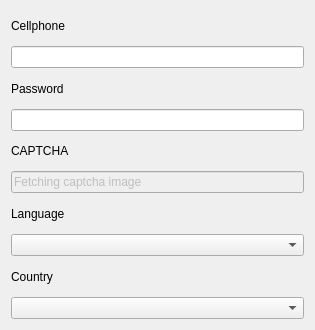
This is src/gui/widgets/login_settings.ui in marcbowes/mxitc as Qt 5 draws it before an edit. The edited form follows.
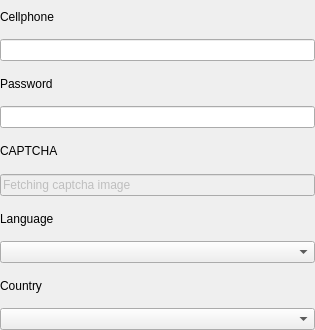
This is the edited form.

The edit to the form file:
```diff
--- a/src/gui/widgets/login_settings.ui
+++ b/src/gui/widgets/login_settings.ui
@@ -14,6 +14,9 @@
    <string>Form</string>
   </property>
   <layout class="QVBoxLayout" name="verticalLayout">
+   <property name="margin">
+    <number>0</number>
+   </property>
    <item>
     <widget class="QLabel" name="label">
      <property name="text">
```
Left out of the diff: 2 changed lines with no effect on the pictures.
